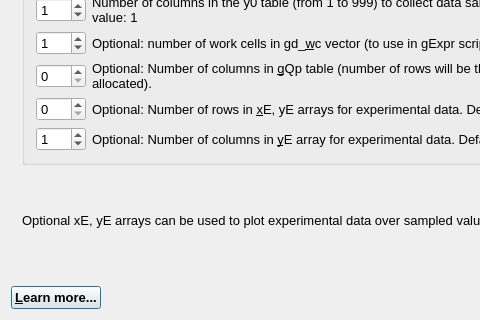
Above: gems3/vizor4/dlg4/GtDemoWizard4.ui from gemshub/GEMSGUI before the change; both pictures show x 0 to 480 and y 194 to 514 of the 743 by 514 pixel window. Below: the same form after it.
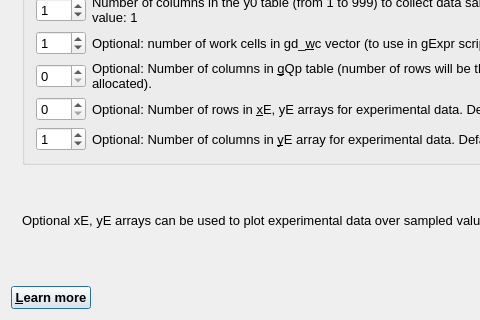
That is the form after the change. The open tabs and pages were chosen to show the change.

Diff of the .ui file:
```diff
--- a/gems3/vizor4/dlg4/GtDemoWizard4.ui
+++ b/gems3/vizor4/dlg4/GtDemoWizard4.ui
@@ -751,7 +751,7 @@
         </font>
        </property>
        <property name="text">
-        <string>&amp;Learn more...</string>
+        <string>&amp;Learn more</string>
        </property>
        <property name="shortcut">
         <string>F1</string>
```
Left out of the diff: 2 changed lines with no effect on the pictures.
